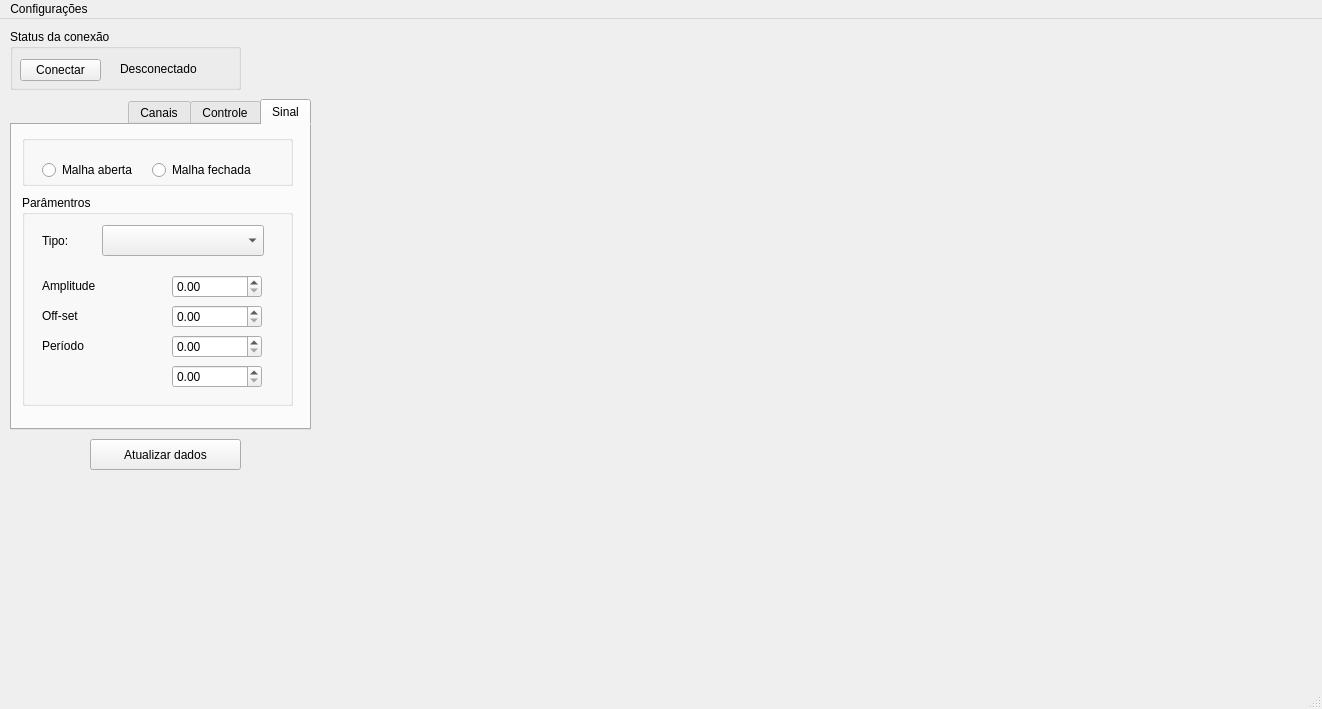
First picture: the form in mainwindow.ui, repository Chechunlong/control, before the edit.
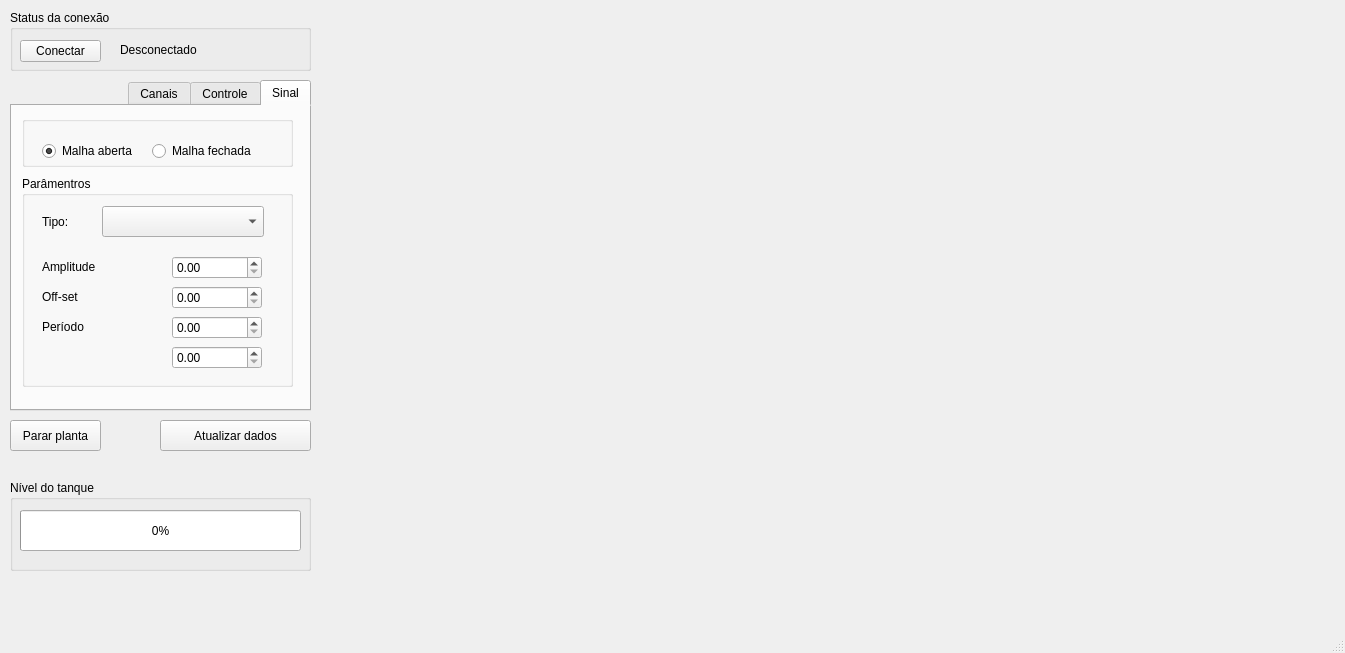
Second picture: the form after the edit. The open tabs and pages were chosen to show the change. Custom widgets are drawn as their Qt base class.

Diff of the .ui file:
```diff
--- a/mainwindow.ui
+++ b/mainwindow.ui
@@ -6,8 +6,8 @@
    <rect>
     <x>0</x>
     <y>0</y>
-    <width>1322</width>
-    <height>709</height>
+    <width>1345</width>
+    <height>653</height>
    </rect>
   </property>
   <property name="windowTitle">
@@ -19,7 +19,7 @@
      <rect>
       <x>10</x>
       <y>10</y>
-      <width>231</width>
+      <width>301</width>
       <height>61</height>
      </rect>
     </property>
@@ -101,7 +101,7 @@
     <widget class="QWidget" name="layoutWidget">
      <property name="geometry">
       <rect>
-       <x>110</x>
+       <x>70</x>
        <y>20</y>
        <width>241</width>
        <height>51</height>
@@ -171,6 +171,9 @@
        <property name="text">
         <string>Malha aberta</string>
        </property>
+       <property name="checked">
+        <bool>true</bool>
+       </property>
       </widget>
       <widget class="QRadioButton" name="radioFechada">
        <property name="geometry">
@@ -670,7 +673,7 @@
    <widget class="QPushButton" name="buttonAtualizar">
     <property name="geometry">
      <rect>
-      <x>90</x>
+      <x>160</x>
       <y>420</y>
       <width>151</width>
       <height>31</height>
@@ -680,25 +683,47 @@
      <string>Atualizar dados</string>
     </property>
    </widget>
+   <widget class="QPushButton" name="buttonStop">
+    <property name="geometry">
+     <rect>
+      <x>10</x>
+      <y>420</y>
+      <width>91</width>
+      <height>31</height>
+     </rect>
+    </property>
+    <property name="text">
+     <string>Parar planta</string>
+    </property>
+   </widget>
+   <widget class="QGroupBox" name="groupBox_5">
+    <property name="geometry">
+     <rect>
+      <x>10</x>
+      <y>480</y>
+      <width>301</width>
+      <height>91</height>
+     </rect>
+    </property>
+    <property name="title">
+     <string>Nível do tanque</string>
+    </property>
+    <widget class="QProgressBar" name="pb_tanque1">
+     <property name="geometry">
+      <rect>
+       <x>10</x>
+       <y>30</y>
+       <width>281</width>
+       <height>41</height>
+      </rect>
+     </property>
+     <property name="value">
+      <number>0</number>
+     </property>
+    </widget>
+   </widget>
   </widget>
   <widget class="QStatusBar" name="statusBar"/>
-  <widget class="QMenuBar" name="menuBar">
-   <property name="geometry">
-    <rect>
-     <x>0</x>
-     <y>0</y>
-     <width>1322</width>
-     <height>19</height>
-    </rect>
-   </property>
-   <widget class="QMenu" name="menuConfigura_es">
-    <property name="title">
-     <string>Configurações</string>
-    </property>
-    <addaction name="actionCanal"/>
-   </widget>
-   <addaction name="menuConfigura_es"/>
-  </widget>
   <action name="actionCanal">
    <property name="text">
     <string>Canal</string>
```
Left out of the diff: 6 changed lines with no effect on the pictures.
